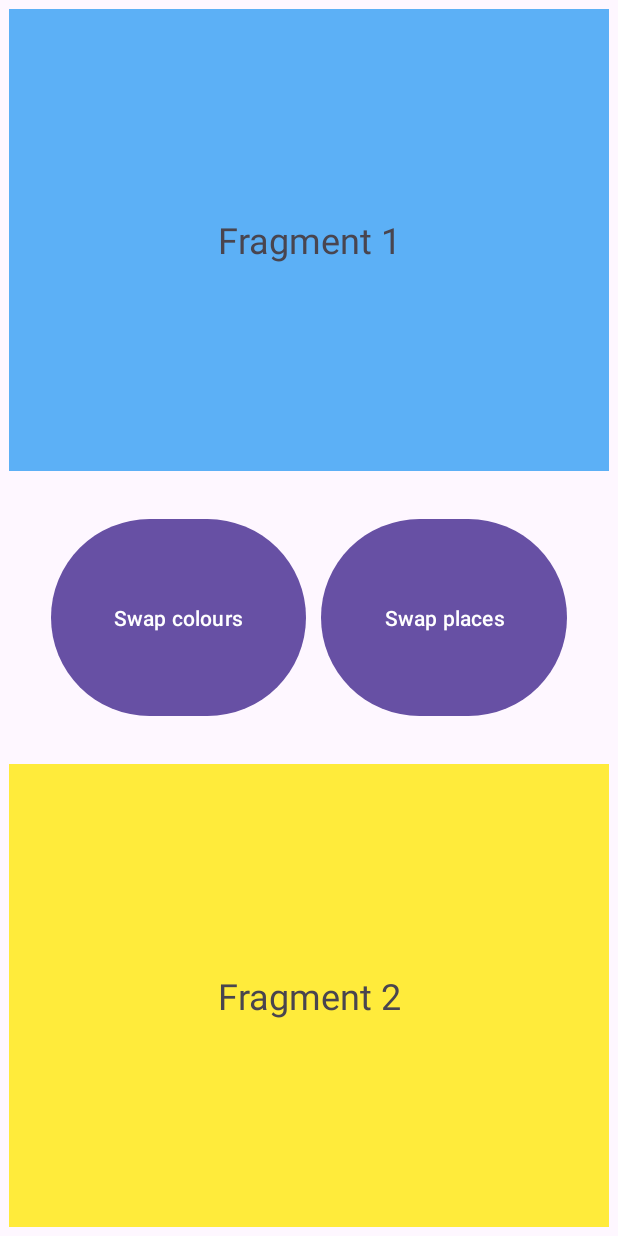
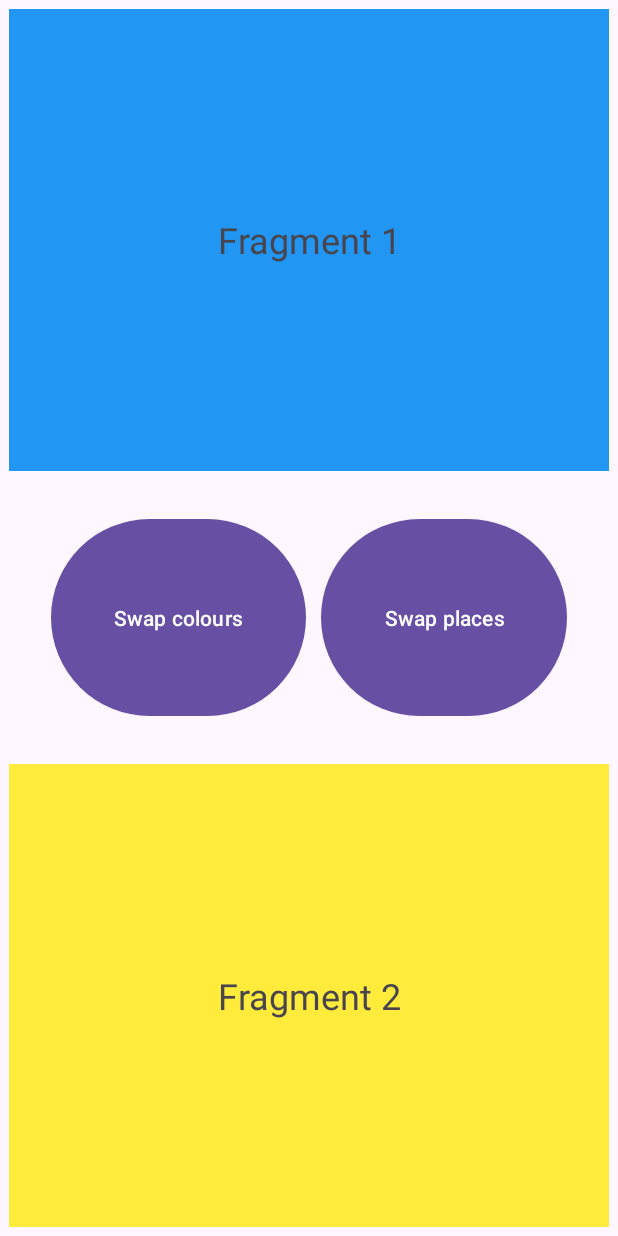
Before and after one commit to npogoncuk/EPAMHomeworks, an Android app: the screen it shows after launch (MainActivity), on a phone screen of 412 x 824 dp. Run offline under Robolectric (Android 15) with nearby library versions, the phone set to English and light mode, and no system bars.

Commit message:
Save state after configuration change

```diff
--- a/Fragments/app/src/main/java/com/example/fragments/Fragment1.kt
+++ b/Fragments/app/src/main/java/com/example/fragments/Fragment1.kt
@@ -12,14 +12,8 @@ import com.example.fragments.databinding.Fragment1Binding
 private const val ARG_COLOUR = "colour"
 
 class Fragment1 : Fragment(), ColourChanger {
+
     private var colour: Int? = null
-
-    override fun onCreate(savedInstanceState: Bundle?) {
-        super.onCreate(savedInstanceState)
-        arguments?.let {
-            colour = it.getInt(ARG_COLOUR)
-        }
-    }
 
     private lateinit var binding: Fragment1Binding
 
@@ -27,6 +21,7 @@ class Fragment1 : Fragment(), ColourChanger {
         inflater: LayoutInflater, container: ViewGroup?,
         savedInstanceState: Bundle?
     ): View {
+        colour = arguments?.getInt(ARG_COLOUR)
         binding = Fragment1Binding.inflate(inflater, container, false)
         return binding.root
     }
@@ -34,18 +29,24 @@ class Fragment1 : Fragment(), ColourChanger {
     override fun onViewCreated(view: View, savedInstanceState: Bundle?) {
         super.onViewCreated(view, savedInstanceState)
         binding.textView.text = "Fragment 1"
-        Log.d("mylog", (binding.fragmentFrameLayout.background as ColorDrawable).color.toString())
+        Log.d("mylog", "${(binding.fragmentFrameLayout.background as ColorDrawable).color}")
+        colour?.also {
+            setColour(it)
+        }
     }
 
     companion object {
         @JvmStatic
         fun newInstance(colour: Int?) =
             Fragment1().apply {
-                arguments = Bundle().apply {
-                    putInt(ARG_COLOUR, colour ?: 0)
+                colour?.let {
+                    arguments = Bundle().apply {
+                        putInt(ARG_COLOUR, colour)
+                    }
                 }
             }
     }
+
 
     override fun getColour(): Int = (binding.fragmentFrameLayout.background as ColorDrawable).color
     override fun setColour(colour: Int) {
--- a/Fragments/app/src/main/java/com/example/fragments/Fragment2.kt
+++ b/Fragments/app/src/main/java/com/example/fragments/Fragment2.kt
@@ -11,14 +11,9 @@ import com.example.fragments.databinding.Fragment2Binding
 private const val ARG_COLOUR = "colour"
 
 class Fragment2 : Fragment(), ColourChanger {
+
     private var colour: Int? = null
 
-    override fun onCreate(savedInstanceState: Bundle?) {
-        super.onCreate(savedInstanceState)
-        arguments?.let {
-            colour = it.getInt(ARG_COLOUR)
-        }
-    }
 
     private lateinit var binding: Fragment2Binding
 
@@ -27,20 +22,26 @@ class Fragment2 : Fragment(), ColourChanger {
         savedInstanceState: Bundle?
     ): View {
         binding = Fragment2Binding.inflate(inflater, container, false)
+        colour = arguments?.getInt(ARG_COLOUR)
         return binding.root
     }
 
     override fun onViewCreated(view: View, savedInstanceState: Bundle?) {
         super.onViewCreated(view, savedInstanceState)
         binding.textView.text = "Fragment 2"
+        colour?.also {
+            setColour(it)
+        }
     }
 
     companion object {
         @JvmStatic
         fun newInstance(colour: Int?) =
             Fragment2().apply {
-                arguments = Bundle().apply {
-                    putInt(ARG_COLOUR, colour ?: 0)
+                colour?.let {
+                    arguments = Bundle().apply {
+                        putInt(ARG_COLOUR, colour)
+                    }
                 }
             }
     }
--- a/Fragments/app/src/main/java/com/example/fragments/MainActivity.kt
+++ b/Fragments/app/src/main/java/com/example/fragments/MainActivity.kt
@@ -2,15 +2,39 @@ package com.example.fragments
 
 import androidx.appcompat.app.AppCompatActivity
 import android.os.Bundle
+import android.util.Log
+
+private const val TOP_COLOUR_KEY = "TOP_COLOUR_KEY"
+private const val BOTTOM_COLOUR_KEY = "BOTTOM_COLOUR_KEY"
 
 class MainActivity : AppCompatActivity() {
+
+    private var topColour: Int? = null
+    private var bottomColour: Int? = null
+
     override fun onCreate(savedInstanceState: Bundle?) {
         super.onCreate(savedInstanceState)
         setContentView(R.layout.activity_main)
+        savedInstanceState?.also {
+            topColour = savedInstanceState.getInt(TOP_COLOUR_KEY)
+            bottomColour = savedInstanceState.getInt(BOTTOM_COLOUR_KEY)
+            Log.d("mylog", "Activity restoredInstance $topColour")
+        }
         supportFragmentManager.beginTransaction()
-            .add(R.id.frameLayoutTop, Fragment1.newInstance(null))
-            .add(R.id.frameLayoutBottom, Fragment2.newInstance(null))
+            .add(R.id.frameLayoutTop, Fragment1.newInstance(topColour))
+            .add(R.id.frameLayoutBottom, Fragment2.newInstance(bottomColour))
             .commit()
+
+    }
+
+
+    override fun onSaveInstanceState(outState: Bundle) {
+        super.onSaveInstanceState(outState)
+        topColour = (supportFragmentManager.findFragmentById(R.id.frameLayoutTop) as ColourChanger).getColour()
+        bottomColour = (supportFragmentManager.findFragmentById(R.id.frameLayoutBottom) as ColourChanger).getColour()
+        outState.putInt(TOP_COLOUR_KEY, topColour!!)
+        outState.putInt(BOTTOM_COLOUR_KEY, bottomColour!!)
+        Log.d("mylog", "Activity savedInstance $topColour")
     }
 
 }
--- a/Fragments/app/src/main/res/layout/fragment_1.xml
+++ b/Fragments/app/src/main/res/layout/fragment_1.xml
@@ -4,7 +4,7 @@
     android:id="@+id/fragmentFrameLayout"
     android:layout_width="match_parent"
     android:layout_height="match_parent"
-    android:background="#B92196F3"
+    android:background="#2196F3"
     tools:context=".Fragment1">
 
     <TextView
```
